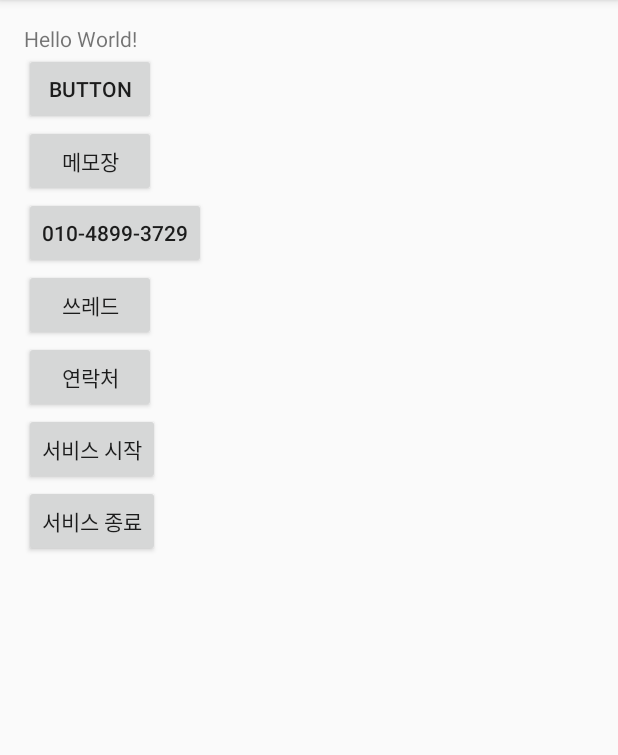
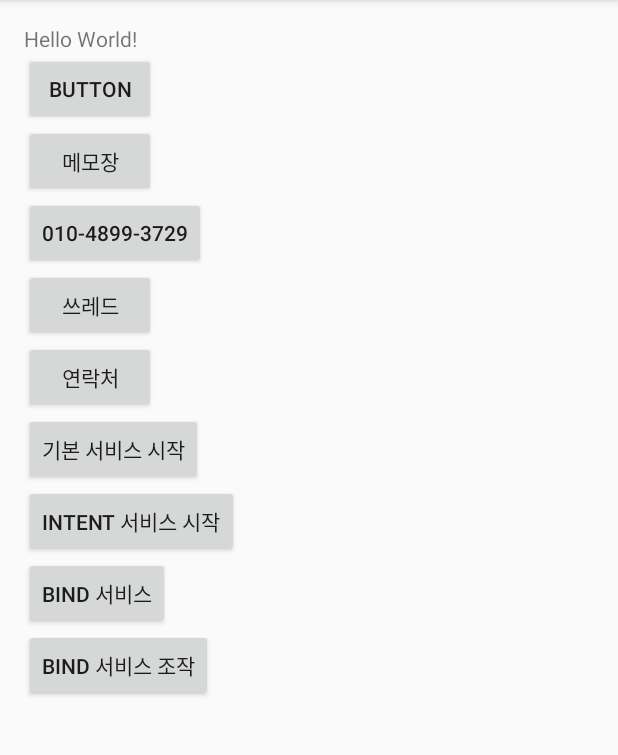
Before and after one commit to suwonsmartapp/VacationBae, an Android app: the screen it shows after launch (MainActivity), on a phone screen of 412 x 824 dp, the part 84-839 px from its top. Run offline under Robolectric (Android 15) with nearby library versions, the phone set to English and light mode, and no system bars; 1 statement that could not run was skipped.

Commit message:
bindService

```diff
--- a/app/src/main/AndroidManifest.xml
+++ b/app/src/main/AndroidManifest.xml
@@ -30,6 +30,9 @@
             android:name=".service.MyService"
             android:enabled="true"
             android:exported="true" />
+        <service
+            android:name=".service.MyIntentService"
+            android:exported="false" />
     </application>
 
 </manifest>
--- a/app/src/main/java/com/team_coder/myapplication/MainActivity.java
+++ b/app/src/main/java/com/team_coder/myapplication/MainActivity.java
@@ -1,21 +1,47 @@
 package com.team_coder.myapplication;
 
+import android.content.ComponentName;
+import android.content.Context;
 import android.content.Intent;
+import android.content.ServiceConnection;
 import android.net.Uri;
 import android.os.AsyncTask;
 import android.os.Bundle;
+import android.os.IBinder;
 import android.support.v7.app.AppCompatActivity;
 import android.util.Log;
 import android.view.View;
 import android.widget.Button;
 import android.widget.TextView;
 
+import com.team_coder.myapplication.service.MyIntentService;
 import com.team_coder.myapplication.service.MyService;
 
 public class MainActivity extends AppCompatActivity implements View.OnClickListener {
 
     private static final String TAG = MainActivity.class.getSimpleName();
     private TextView mTextView;
+
+    private MyService mService;
+    private boolean mBound;
+
+    /** Defines callbacks for service binding, passed to bindService() */
+    private ServiceConnection mConnection = new ServiceConnection() {
+
+        @Override
+        public void onServiceConnected(ComponentName className,
+                                       IBinder service) {
+            // We've bound to LocalService, cast the IBinder and get LocalService instance
+            MyService.MyBinder binder = (MyService.MyBinder) service;
+            mService = binder.getService();
+            mBound = true;
+        }
+
+        @Override
+        public void onServiceDisconnected(ComponentName arg0) {
+            mBound = false;
+        }
+    };
 
     @Override
     protected void onCreate(Bundle savedInstanceState) {
@@ -32,7 +58,9 @@ public class MainActivity extends AppCompatActivity implements View.OnClickListe
         findViewById(R.id.thread).setOnClickListener(this);
         findViewById(R.id.contact).setOnClickListener(this);
         findViewById(R.id.start_service).setOnClickListener(this);
-        findViewById(R.id.stop_service).setOnClickListener(this);
+        findViewById(R.id.intent_start_service).setOnClickListener(this);
+        findViewById(R.id.bind_service).setOnClickListener(this);
+        findViewById(R.id.control_bind_service).setOnClickListener(this);
 
         Log.d(TAG, "onCreate: ");
     }
@@ -58,6 +86,11 @@ public class MainActivity extends AppCompatActivity implements View.OnClickListe
     protected void onStart() {
         super.onStart();
         Log.d(TAG, "onStart: ");
+
+        // Bind to LocalService
+        Intent intent = new Intent(this, MyService.class);
+
+        bindService(intent, mConnection, Context.BIND_AUTO_CREATE);
     }
 
     @Override
@@ -75,6 +108,11 @@ public class MainActivity extends AppCompatActivity implements View.OnClickListe
     @Override
     protected void onStop() {
         super.onStop();
+        // Unbind from the service
+        if (mBound) {
+            unbindService(mConnection);
+            mBound = false;
+        }
     }
 
     @Override
@@ -104,12 +142,20 @@ public class MainActivity extends AppCompatActivity implements View.OnClickListe
                 startActivity(new Intent(this, ContactListActivity.class));
                 break;
             case R.id.start_service:
-                Intent startIntent = new Intent(this, MyService.class);
-                startIntent.setAction("start");
-                startService(startIntent);
+                Intent serviceBasicIntent = new Intent(this, MyService.class);
+                serviceBasicIntent.setAction("start");
+                startService(serviceBasicIntent);
                 break;
-            case R.id.stop_service:
-                stopService(new Intent(this, MyService.class));
+            case R.id.intent_start_service:
+                Intent intentServiceIntent = new Intent(this, MyIntentService.class);
+                intentServiceIntent.setAction("start");
+                startService(intentServiceIntent);
+                break;
+            case R.id.bind_service:
+
+                break;
+            case R.id.control_bind_service:
+                mService.control();
                 break;
         }
     }
--- a/app/src/main/res/layout/activity_main.xml
+++ b/app/src/main/res/layout/activity_main.xml
@@ -3,11 +3,11 @@
     xmlns:tools="http://schemas.android.com/tools"
     android:layout_width="match_parent"
     android:layout_height="match_parent"
+    android:orientation="vertical"
     android:paddingBottom="@dimen/activity_vertical_margin"
     android:paddingLeft="@dimen/activity_horizontal_margin"
     android:paddingRight="@dimen/activity_horizontal_margin"
     android:paddingTop="@dimen/activity_vertical_margin"
-    android:orientation="vertical"
     tools:context="com.team_coder.myapplication.MainActivity">
 
     <TextView
@@ -18,44 +18,56 @@
 
     <Button
         android:id="@+id/button"
-        android:text="button"
         android:layout_width="wrap_content"
-        android:layout_height="wrap_content" />
+        android:layout_height="wrap_content"
+        android:text="button" />
 
     <Button
-        android:text="메모장"
         android:id="@+id/memo_button"
         android:layout_width="wrap_content"
-        android:layout_height="wrap_content" />
+        android:layout_height="wrap_content"
+        android:text="메모장" />
 
     <Button
         android:id="@+id/call"
-        android:text="010-4899-3729"
         android:layout_width="wrap_content"
-        android:layout_height="wrap_content" />
+        android:layout_height="wrap_content"
+        android:text="010-4899-3729" />
 
     <Button
         android:id="@+id/thread"
-        android:text="쓰레드"
         android:layout_width="wrap_content"
-        android:layout_height="wrap_content" />
+        android:layout_height="wrap_content"
+        android:text="쓰레드" />
 
     <Button
         android:id="@+id/contact"
-        android:text="연락처"
         android:layout_width="wrap_content"
-        android:layout_height="wrap_content" />
+        android:layout_height="wrap_content"
+        android:text="연락처" />
 
     <Button
         android:id="@+id/start_service"
-        android:text="서비스 시작"
         android:layout_width="wrap_content"
-        android:layout_height="wrap_content" />
+        android:layout_height="wrap_content"
+        android:text="기본 서비스 시작" />
 
     <Button
-        android:id="@+id/stop_service"
-        android:text="서비스 종료"
+        android:id="@+id/intent_start_service"
         android:layout_width="wrap_content"
-        android:layout_height="wrap_content" />
+        android:layout_height="wrap_content"
+        android:text="intent 서비스 시작" />
+
+    <Button
+        android:id="@+id/bind_service"
+        android:layout_width="wrap_content"
+        android:layout_height="wrap_content"
+        android:text="bind 서비스" />
+
+    <Button
+        android:id="@+id/control_bind_service"
+        android:layout_width="wrap_content"
+        android:layout_height="wrap_content"
+        android:text="bind 서비스 조작" />
 
 </LinearLayout>
```
Also changed, not shown: app/src/main/java/com/team_coder/myapplication/service/MyIntentService.java (added, +29 -0 lines), app/src/main/java/com/team_coder/myapplication/service/MyService.java (+17 -2 lines).
